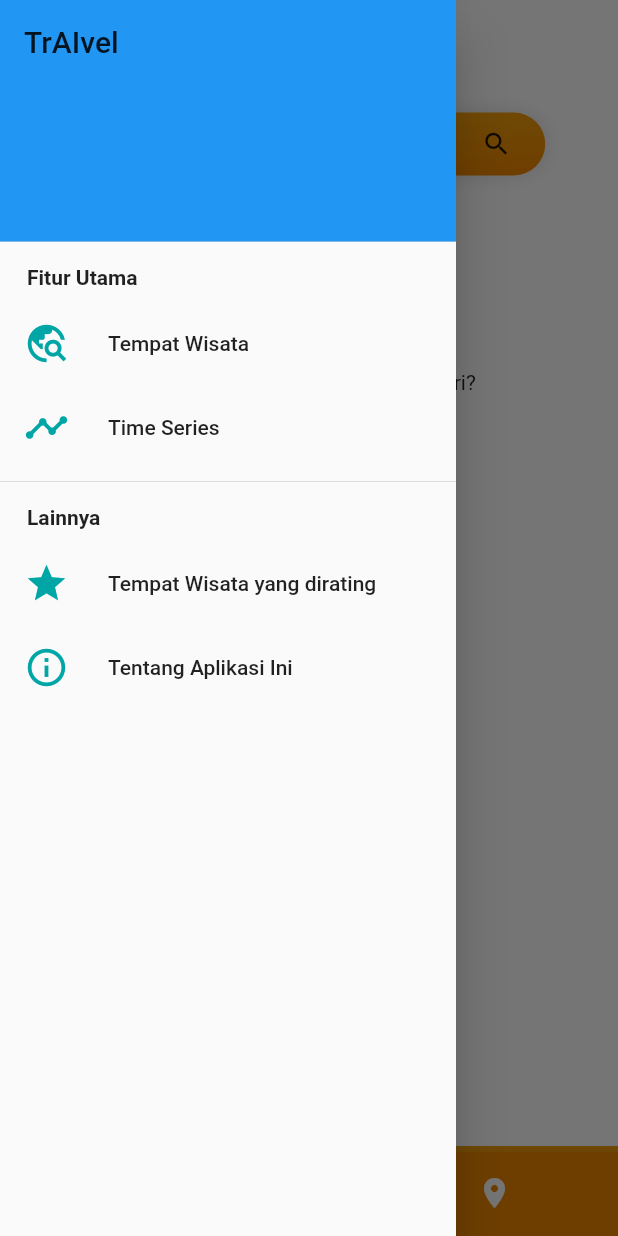
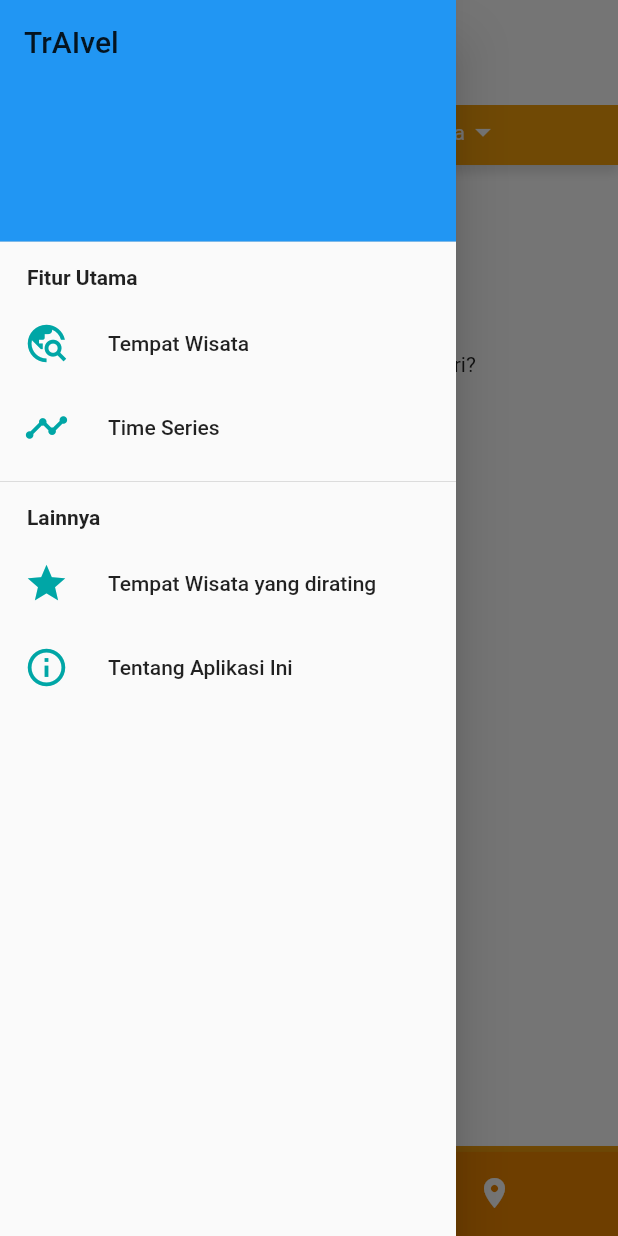
Before and after one commit to MaxZx3000/AI-Compfest-GigaPrime, a Flutter app: the screen it shows after launch, with the side drawer open, on a phone screen of 412 x 824 dp. Run offline on Flutter 3.47's test engine with Material 2 defaults, Android fonts, the phone set to English and light mode, and no system bars; drawn by our look-alikes of sliding_up_panel; our stand-ins replace charts_flutter, fluttertoast, geolocator, google_fonts, hive; missing offline and left inert: geolocator_android, gradient_progress_indicator; accounts and stored records are empty; project files that could hold a hidden picture were left out.

Commit message:
Fix Bottom Overflow Travelling Place Widget by Query

```diff
--- a/aplikasi/lib/fetch-helpers/data-fetcher.dart
+++ b/aplikasi/lib/fetch-helpers/data-fetcher.dart
@@ -17,7 +17,7 @@ class DataFetcher{
     dynamic jsonDecoded = jsonDecode(response.body);
     List<TravellingPlace> travellingPlaces = [];
     jsonDecoded.forEach((element) {
-      print(element);
+      // print(element);
       TravellingPlace travellingPlace = TravellingPlace.setFromJSON(element);
       travellingPlaces.add(travellingPlace);
     });
--- a/aplikasi/lib/pages/home/location/travelling_place_result_widget_location.dart
+++ b/aplikasi/lib/pages/home/location/travelling_place_result_widget_location.dart
@@ -6,11 +6,10 @@ import 'package:travelling_app/templates/circular_loading_element.dart';
 import 'package:travelling_app/templates/horizontal_item_view.dart';
 import 'package:travelling_app/templates/information_widget.dart';
 import 'package:travelling_app/templates/rating_widget.dart';
-import 'package:travelling_app/utils/context.dart';
 
 class TravellingPlacesWidgetLocation extends StatefulWidget{
 
-  late _TravellingPlaceState state;
+  late _TravellingPlaceLocationState state;
 
   double? latitude;
   double? longitude;
@@ -33,13 +32,13 @@ class TravellingPlacesWidgetLocation extends StatefulWidget{
 
   @override
   State<StatefulWidget> createState() {
-    state = _TravellingPlaceState();
+    state = _TravellingPlaceLocationState();
     return state;
   }
 
 }
 
-class _TravellingPlaceState extends State<TravellingPlacesWidgetLocation>{
+class _TravellingPlaceLocationState extends State<TravellingPlacesWidgetLocation>{
 
   late Future<List<TravellingPlace>> futureTravellingPlaces;
 
@@ -67,18 +66,17 @@ class _TravellingPlaceState extends State<TravellingPlacesWidgetLocation>{
 
   Widget _getTravellingPlacesList(List<TravellingPlace> travellingPlaces){
     // return Text("Loaded!");
-    double childAspectRatio = 0;
-    if (ContextUtils.getScreenWidth(context) > 500){
-      childAspectRatio = 2.5;
-    }
-    else{
-      childAspectRatio = 3;
-    }
-    return Expanded(
-      child: GridView.builder(
-          gridDelegate: SliverGridDelegateWithMaxCrossAxisExtent(
+    // double childAspectRatio = 0;
+    // if (ContextUtils.getScreenWidth(context) > 500){
+    //   childAspectRatio = 2.5;
+    // }
+    // else{
+    //   childAspectRatio = 3;
+    // }
+    return GridView.builder(
+        gridDelegate: const SliverGridDelegateWithMaxCrossAxisExtent(
           maxCrossAxisExtent: 600,
-            childAspectRatio: childAspectRatio,
+          mainAxisExtent: 140,
         ),
         shrinkWrap: true,
         scrollDirection: Axis.vertical,
@@ -103,7 +101,6 @@ class _TravellingPlaceState extends State<TravellingPlacesWidgetLocation>{
             ),
           );
         }
-      ),
     );
   }
 
--- a/aplikasi/lib/pages/home/query/home_page_query.dart
+++ b/aplikasi/lib/pages/home/query/home_page_query.dart
@@ -1,6 +1,8 @@
+import 'package:flutter/cupertino.dart';
 import 'package:flutter/material.dart';
 import 'package:fluttertoast/fluttertoast.dart';
 import 'package:travelling_app/pages/home/query/travelling_place_result_widget_query.dart';
+import 'package:travelling_app/pages/home/query/travelling_place_search_bar_widget.dart';
 import 'package:travelling_app/templates/search_bar.dart';
 
 class HomeQueryPage extends StatefulWidget{
@@ -15,7 +17,7 @@ class HomeQueryPage extends StatefulWidget{
 class _HomeQueryPageState extends State<HomeQueryPage>{
   late TravellingPlacesWidgetQuery travellingPlacesQueryWidget;
 
-  late SearchBar searchBar;
+  late TravellingPlaceSearchBarWidget travellingPlaceSearchBarWidget;
 
   String query = "";
 
@@ -28,61 +30,31 @@ class _HomeQueryPageState extends State<HomeQueryPage>{
   void initState() {
     super.initState();
     travellingPlacesQueryWidget = TravellingPlacesWidgetQuery();
+    travellingPlaceSearchBarWidget = TravellingPlaceSearchBarWidget(
+        onSearchClick: (query){
+          travellingPlacesQueryWidget.performSearch(
+            query,
+          );
+        }
+    );
   }
 
   @override
   Widget build(BuildContext context) {
-    searchBar = SearchBar(
-      onSearchClick: (query){
-        String queryString = query.toString();
-
-        if (queryString.trim() == ""){
-          Fluttertoast.showToast(
-            msg: "Silahkan masukkan query pada search bar terlebih dahulu.",
-          );
-          return;
-        }
-
-        print("Query in String: $queryString.");
-        travellingPlacesQueryWidget.performSearch(
-          query,
-        );
-      },
-      maxWidth: 250,
-      searchBarShadow: const BoxShadow(
-        color: Colors.black12,
-        offset: Offset(0, 0),
-        blurRadius: 10.0,
-        spreadRadius: 0.0,
+    return Center(
+      child: Stack(
+        // mainAxisSize: MainAxisSize.min,
+        // crossAxisAlignment: CrossAxisAlignment.center,
+        children: [
+          Padding(
+              padding: const EdgeInsets.only(
+                top: 50.0,
+              ),
+              child: Center(child: travellingPlacesQueryWidget)
+          ),
+          travellingPlaceSearchBarWidget,
+        ],
       ),
-      alignment: Alignment.center,
-      offsetValue: 150,
-    );
-    return Column(
-      mainAxisSize: MainAxisSize.max,
-      children: [
-        Padding(
-          padding: const EdgeInsets.only(
-            top: 1.0,
-            bottom: 1.0,
-            left: 10.0,
-            right: 10.0
-          ),
-          child: searchBar
-        ),
-        Padding(
-            padding: const EdgeInsets.only(
-              top: 10.0,
-            ),
-            child: Column(
-              children: [
-                Center(
-                  child: travellingPlacesQueryWidget
-                ),
-              ],
-            )
-        ),
-      ],
     );
   }
 }
--- a/aplikasi/lib/pages/home/query/travelling_place_result_widget_query.dart
+++ b/aplikasi/lib/pages/home/query/travelling_place_result_widget_query.dart
@@ -10,7 +10,7 @@ import 'package:travelling_app/utils/context.dart';
 
 class TravellingPlacesWidgetQuery extends StatefulWidget{
 
-  late _TravellingPlaceState state;
+  late _TravellingPlaceQueryState state;
 
   String query = "";
 
@@ -24,13 +24,13 @@ class TravellingPlacesWidgetQuery extends StatefulWidget{
 
   @override
   State<StatefulWidget> createState() {
-    state = _TravellingPlaceState();
+    state = _TravellingPlaceQueryState();
     return state;
   }
 
 }
 
-class _TravellingPlaceState extends State<TravellingPlacesWidgetQuery>{
+class _TravellingPlaceQueryState extends State<TravellingPlacesWidgetQuery>{
 
   late Future<List<TravellingPlace>> futureTravellingPlaces;
 
@@ -51,18 +51,17 @@ class _TravellingPlaceState extends State<TravellingPlacesWidgetQuery>{
   }
 
   Widget _getTravellingPlacesList(List<TravellingPlace> travellingPlaces){
-    double childAspectRatio = 0;
-    if (ContextUtils.getScreenWidth(context) > 500){
-      childAspectRatio = 2.5;
-    }
-    else{
-      childAspectRatio = 3;
-    }
-    return Expanded(
-      child: GridView.builder(
-          gridDelegate: SliverGridDelegateWithMaxCrossAxisExtent(
+    // double childAspectRatio = 0;
+    // if (ContextUtils.getScreenWidth(context) > 500){
+    //   childAspectRatio = 2.5;
+    // }
+    // else{
+    //   childAspectRatio = 3;
+    // }
+    return GridView.builder(
+        gridDelegate: const SliverGridDelegateWithMaxCrossAxisExtent(
           maxCrossAxisExtent: 600,
-            childAspectRatio: childAspectRatio,
+          mainAxisExtent: 140,
         ),
         shrinkWrap: true,
         scrollDirection: Axis.vertical,
@@ -87,7 +86,6 @@ class _TravellingPlaceState extends State<TravellingPlacesWidgetQuery>{
             ),
           );
         }
-      ),
     );
   }
 
--- /dev/null
+++ b/aplikasi/lib/pages/home/query/travelling_place_search_bar_widget.dart
@@ -0,0 +1,111 @@
+import 'package:flutter/cupertino.dart';
+import 'package:flutter/material.dart';
+import 'package:fluttertoast/fluttertoast.dart';
+import 'package:sliding_up_panel/sliding_up_panel.dart';
+import 'package:travelling_app/globals/colors.dart';
+import 'package:travelling_app/templates/search_bar.dart';
+import 'package:travelling_app/utils/context.dart';
+
+class TravellingPlaceSearchBarWidget extends StatefulWidget{
+
+  final Function onSearchClick;
+
+  TravellingPlaceSearchBarWidget({
+    Key? key,
+    required this.onSearchClick
+  }) : super(key: key);
+
+  @override
+  State<StatefulWidget> createState() {
+    return _TravellingPlaceSearchBarWidgetState();
+  }
+}
+
+class _TravellingPlaceSearchBarWidgetState extends State<TravellingPlaceSearchBarWidget>{
+
+  Widget _getCollapsedWidget(){
+    return Container(
+      alignment: Alignment.topCenter,
+      width: ContextUtils.getScreenWidth(context),
+      padding: const EdgeInsets.all(10.0),
+      color: Color(colors["orange"] as int),
+      child: Row(
+        crossAxisAlignment: CrossAxisAlignment.center,
+        mainAxisAlignment: MainAxisAlignment.center,
+        children: const [
+          Text(
+            "Penelusuran berdasarkan query Anda",
+            style: TextStyle(
+                color: Colors.white
+            ),
+          ),
+          Icon(
+            Icons.arrow_drop_down_sharp,
+            color: Colors.white,
+          ),
+        ],
+      ),
+    );
+  }
+
+  Widget _getChildWidget(){
+    return Column(
+      children: [
+        const Text(
+          "Silahkan masukkan query Anda disini:",
+          style: TextStyle(
+            fontWeight: FontWeight.bold
+          ),
+        ),
+        SizedBox(
+          height: 10,
+        ),
+        SearchBar(
+          onSearchClick: (query){
+            String queryString = query.toString();
+            if (queryString.trim() == ""){
+              Fluttertoast.showToast(
+                msg: "Silahkan masukkan query pada search bar terlebih dahulu.",
+              );
+              return;
+            }
+
+            print("Query in String: $queryString.");
+            widget.onSearchClick(query);
+          },
+          maxWidth: 250,
+          searchBarShadow: const BoxShadow(
+            color: Colors.black12,
+            offset: Offset(0, 0),
+            blurRadius: 10.0,
+            spreadRadius: 0.0,
+          ),
+          alignment: Alignment.topCenter,
+          offsetValue: 100,
+        ),
+      ],
+    );
+  }
+
+  @override
+  Widget build(BuildContext context) {
+    return SlidingUpPanel(
+      backdropEnabled: true,
+      minHeight: 40,
+      maxHeight: 140,
+      header: _getCollapsedWidget(),
+      // collapsed: _getCollapsedWidget(),
+      boxShadow: const [
+        BoxShadow(
+          spreadRadius: 0.0,
+          blurRadius: 5.0,
+          color: Colors.black12,
+          offset: Offset(0, 5),
+        ),
+      ],
+      panel: _getChildWidget(),
+      slideDirection: SlideDirection.DOWN,
+    );
+  }
+
+}
--- a/aplikasi/lib/pages/home/travelling_place_home_page.dart
+++ b/aplikasi/lib/pages/home/travelling_place_home_page.dart
@@ -1,3 +1,4 @@
+import 'package:flutter/cupertino.dart';
 import 'package:flutter/material.dart';
 import 'package:travelling_app/globals/asset.dart';
 import 'package:travelling_app/globals/colors.dart';
--- a/aplikasi/lib/templates/search_bar.dart
+++ b/aplikasi/lib/templates/search_bar.dart
@@ -63,7 +63,7 @@ class _SearchBarState extends State<SearchBar>{
           hintText: widget.placeholderText,
           constraints: BoxConstraints.expand(
             width: widget.maxWidth,
-            height: 50,
+            height: 45,
           ),
           contentPadding: const EdgeInsets.only(left: 15.0),
           enabledBorder: InputBorder.none,
```
Lines whose indentation alone changed are shown as unchanged.
